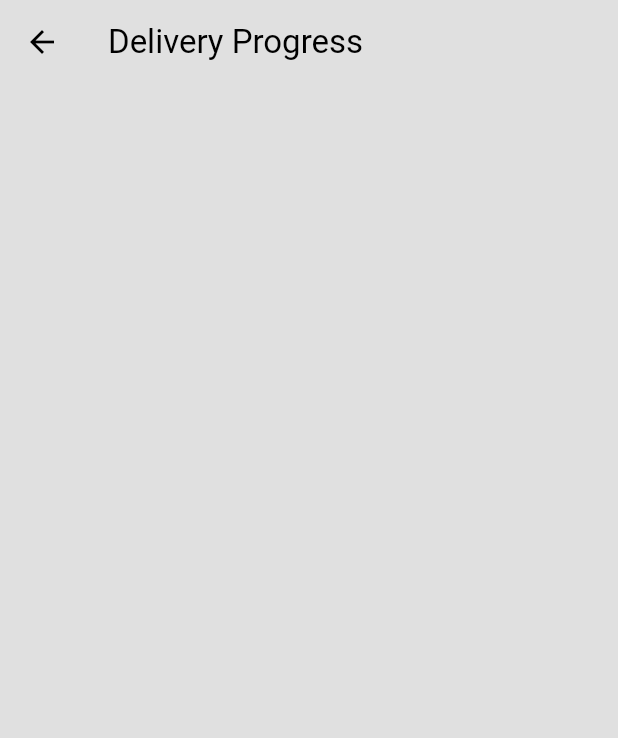
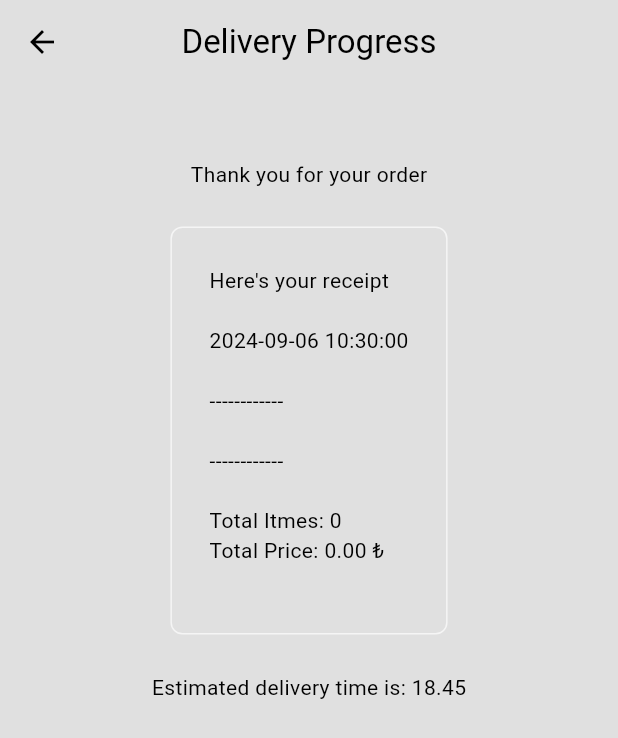
Before and after one commit to bilal-ahmet/food_delivery_app, a Flutter app: the DeliveryProgressPage screen opened directly, on a phone screen of 412 x 824 dp. Shown: the top 738 px of the screen. Run offline on Flutter 3.47's test engine with Material 3 defaults, Android fonts, the phone set to English and light mode, and no system bars; our stand-ins replace flutter_credit_card.

Commit message:
food_data_can_visible_on_delivery_progress_page

```diff
--- /dev/null
+++ b/lib/components/my_receipt.dart
@@ -0,0 +1,34 @@
+import 'package:flutter/material.dart';
+import 'package:flutter/widgets.dart';
+import 'package:food_delivery_app/models/restaurant.dart';
+import 'package:provider/provider.dart';
+
+class MyReceipt extends StatelessWidget {
+  const MyReceipt({super.key});
+
+  @override
+  Widget build(BuildContext context) {
+    return Padding(
+        padding: const EdgeInsets.only(left: 25, right: 25, bottom: 25, top: 50),
+        child: Center(
+          child: Column(
+            mainAxisAlignment: MainAxisAlignment.center,
+            children: [
+              const Text("Thank you for your order"),
+              const SizedBox(height: 25,),
+              Container(
+                padding: const EdgeInsets.all(25),
+                decoration: BoxDecoration(
+                  border: Border.all(color: Theme.of(context).colorScheme.secondary),
+                  borderRadius: BorderRadius.circular(8),
+                ),
+                child: Consumer<Restaurant>(builder: (context, restaurant, child) => Text(restaurant.displayCardReceipt()),)
+              ),
+              const SizedBox(height: 25,),
+              const Text("Estimated delivery time is: 18.45")
+            ],
+          ),
+        ),
+      );
+  }
+}
--- a/lib/models/restaurant.dart
+++ b/lib/models/restaurant.dart
@@ -2,6 +2,7 @@ import 'package:collection/collection.dart';
 import 'package:flutter/material.dart';
 import 'package:food_delivery_app/models/cart_items.dart';
 import 'package:food_delivery_app/models/food.dart';
+import 'package:intl/intl.dart';
 
 class Restaurant extends ChangeNotifier{
   final List<Food> _menu = [
@@ -405,4 +406,39 @@ class Restaurant extends ChangeNotifier{
     _cart.clear();
     notifyListeners();
   }
+
+  String displayCardReceipt(){
+    final receipt = StringBuffer();
+    receipt.writeln("Here's your receipt");
+    receipt.writeln();
+
+    String formatDate = DateFormat("yyyy-MM-dd HH:mm:ss").format(DateTime.now());
+    receipt.writeln(formatDate);
+    receipt.writeln();
+    receipt.writeln("------------");
+    receipt.writeln();
+
+    for(final cartItem in _cart){
+      receipt.writeln("${cartItem.quantity} x ${cartItem.food.name} - ${_formatPrice(cartItem.food.price)}");
+      if(cartItem.selectedAddons.isNotEmpty){
+        receipt.writeln("   ad-ons: ${_formatAddons(cartItem.selectedAddons)}");
+      }
+      receipt.writeln();
+    }
+
+    receipt.writeln("------------");
+    receipt.writeln();
+    receipt.writeln("Total Itmes: ${getTotalItemCount()}");
+    receipt.writeln("Total Price: ${_formatPrice(getTotalPrice())}");
+
+    return receipt.toString();
+  }
+
+  String _formatPrice(double price){
+    return "${price.toStringAsFixed(2)} ₺";
+  }
+
+  String _formatAddons(List<Addon> addons){
+    return addons.map((addon) => "${addon.name} (${_formatPrice(addon.price)})").join(", ");
+  }
 }
--- a/lib/pages/delivery_progress_pages.dart
+++ b/lib/pages/delivery_progress_pages.dart
@@ -1,4 +1,5 @@
 import 'package:flutter/material.dart';
+import 'package:food_delivery_app/components/my_receipt.dart';
 
 class DeliveryProgressPage extends StatelessWidget {
   const DeliveryProgressPage({super.key});
@@ -6,7 +7,12 @@ class DeliveryProgressPage extends StatelessWidget {
   @override
   Widget build(BuildContext context) {
     return Scaffold(
-      appBar: AppBar(title: const Text("Delivery Progress"),),
+      appBar: AppBar(centerTitle: true, title: const Text("Delivery Progress"), backgroundColor: Colors.transparent,),
+      body: const Column(
+        children: [
+          MyReceipt()
+        ],
+      )
     );
   }
 }
--- a/pubspec.yaml
+++ b/pubspec.yaml
@@ -38,6 +38,7 @@ dependencies:
   provider: ^6.1.2
   collection: ^1.18.0
   flutter_credit_card: ^4.0.1
+  intl: ^0.19.0
 
 dev_dependencies:
   flutter_test:
```
Also changed, not shown: pubspec.lock.
